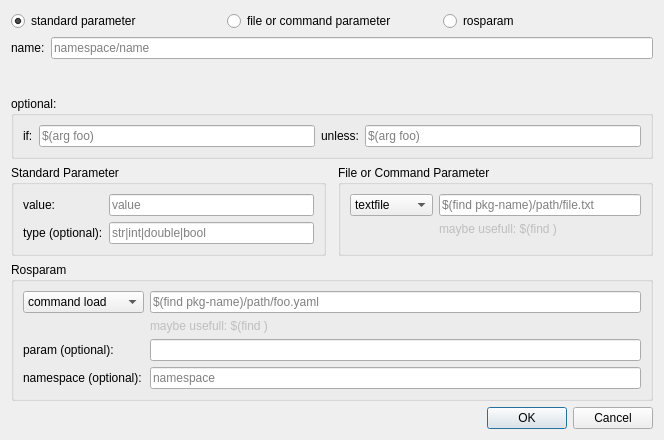
Old version of the form rxDev/src/tagItems/parameterEdit.ui in the repository songxuchao/rxdeveloper-ros-pkg.
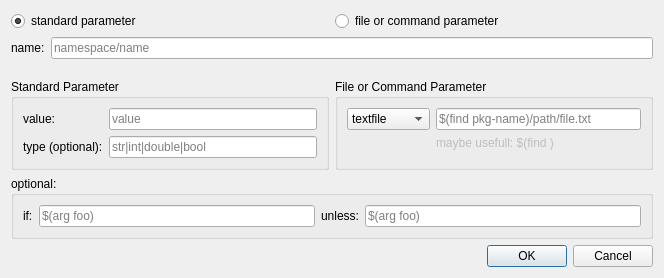
New version of the form. Icons and pictures are not drawn.

Commit message: devided param und rosparam, editing of included files works perfect

```diff
--- a/rxDev/src/tagItems/parameterEdit.ui
+++ b/rxDev/src/tagItems/parameterEdit.ui
@@ -7,7 +7,7 @@
     <x>0</x>
     <y>0</y>
     <width>664</width>
-    <height>440</height>
+    <height>278</height>
    </rect>
   </property>
   <property name="windowTitle">
@@ -18,7 +18,7 @@
     <normaloff>:/icons/logo.png</normaloff>:/icons/logo.png</iconset>
   </property>
   <layout class="QGridLayout" name="gridLayout_2">
-   <item row="0" column="0" colspan="3">
+   <item row="0" column="0" colspan="2">
     <layout class="QHBoxLayout" name="horizontalLayout">
      <item>
       <widget class="QRadioButton" name="radioButton_standard">
@@ -37,16 +37,9 @@
        </property>
       </widget>
      </item>
-     <item>
-      <widget class="QRadioButton" name="radioButton_rosparam">
-       <property name="text">
-        <string>rosparam</string>
-       </property>
-      </widget>
-     </item>
     </layout>
    </item>
-   <item row="1" column="0" colspan="3">
+   <item row="1" column="0" colspan="2">
     <layout class="QFormLayout" name="formLayout">
      <item row="0" column="0">
       <widget class="QLabel" name="label">
@@ -70,44 +63,7 @@
      </item>
     </layout>
    </item>
-   <item row="2" column="0" colspan="3">
-    <widget class="QGroupBox" name="groupBox">
-     <property name="title">
-      <string>optional:</string>
-     </property>
-     <layout class="QGridLayout" name="gridLayout">
-      <item row="0" column="0">
-       <widget class="QLabel" name="label_8">
-        <property name="text">
-         <string>if:</string>
-        </property>
-       </widget>
-      </item>
-      <item row="0" column="1">
-       <widget class="QLineEdit" name="lineEdit_if">
-        <property name="placeholderText">
-         <string>$(arg foo)</string>
-        </property>
-       </widget>
-      </item>
-      <item row="0" column="2">
-       <widget class="QLabel" name="label_9">
-        <property name="text">
-         <string>unless:</string>
-        </property>
-       </widget>
-      </item>
-      <item row="0" column="3">
-       <widget class="QLineEdit" name="lineEdit_unless">
-        <property name="placeholderText">
-         <string>$(arg foo)</string>
-        </property>
-       </widget>
-      </item>
-     </layout>
-    </widget>
-   </item>
-   <item row="3" column="0">
+   <item row="2" column="0">
     <widget class="QGroupBox" name="groupBox_standard">
      <property name="title">
       <string>Standard Parameter</string>
@@ -150,7 +106,7 @@
      </layout>
     </widget>
    </item>
-   <item row="3" column="2">
+   <item row="2" column="1">
     <widget class="QGroupBox" name="groupBox_file">
      <property name="enabled">
       <bool>true</bool>
@@ -201,76 +157,44 @@
      </layout>
     </widget>
    </item>
-   <item row="4" column="0" colspan="3">
-    <widget class="QGroupBox" name="groupBox_rosparam">
+   <item row="3" column="0" colspan="2">
+    <widget class="QGroupBox" name="groupBox">
      <property name="title">
-      <string>Rosparam</string>
+      <string>optional:</string>
      </property>
-     <layout class="QFormLayout" name="formLayout_4">
-      <item row="2" column="0">
-       <widget class="QComboBox" name="comboBox_paramFile">
-        <item>
-         <property name="text">
-          <string>command load</string>
-         </property>
-        </item>
-        <item>
-         <property name="text">
-          <string>command dump</string>
-         </property>
-        </item>
-        <item>
-         <property name="text">
-          <string>command delete</string>
-         </property>
-        </item>
-       </widget>
-      </item>
-      <item row="2" column="1">
-       <widget class="QLineEdit" name="lineEdit_paramFile">
-        <property name="placeholderText">
-         <string>$(find pkg-name)/path/foo.yaml</string>
+     <layout class="QGridLayout" name="gridLayout">
+      <item row="0" column="0">
+       <widget class="QLabel" name="label_8">
+        <property name="text">
+         <string>if:</string>
         </property>
        </widget>
       </item>
-      <item row="5" column="1">
-       <widget class="QLineEdit" name="lineEdit_namespace">
+      <item row="0" column="1">
+       <widget class="QLineEdit" name="lineEdit_if">
         <property name="placeholderText">
-         <string>namespace</string>
+         <string>$(arg foo)</string>
         </property>
        </widget>
       </item>
-      <item row="5" column="0">
-       <widget class="QLabel" name="label_7">
+      <item row="0" column="2">
+       <widget class="QLabel" name="label_9">
         <property name="text">
-         <string>namespace (optional):</string>
+         <string>unless:</string>
         </property>
        </widget>
       </item>
-      <item row="3" column="1">
-       <widget class="QLabel" name="label_5">
-        <property name="enabled">
-         <bool>false</bool>
+      <item row="0" column="3">
+       <widget class="QLineEdit" name="lineEdit_unless">
+        <property name="placeholderText">
+         <string>$(arg foo)</string>
         </property>
-        <property name="text">
-         <string>maybe usefull: $(find &lt;PACKAGENAME&gt;) </string>
-        </property>
        </widget>
       </item>
-      <item row="4" column="0">
-       <widget class="QLabel" name="label_6">
-        <property name="text">
-         <string>param (optional):</string>
-        </property>
-       </widget>
-      </item>
-      <item row="4" column="1">
-       <widget class="QLineEdit" name="lineEdit_param"/>
-      </item>
      </layout>
     </widget>
    </item>
-   <item row="5" column="2">
+   <item row="4" column="1">
     <widget class="QDialogButtonBox" name="buttonBox">
      <property name="orientation">
       <enum>Qt::Horizontal</enum>
```
The commit also changes 18 other files.
